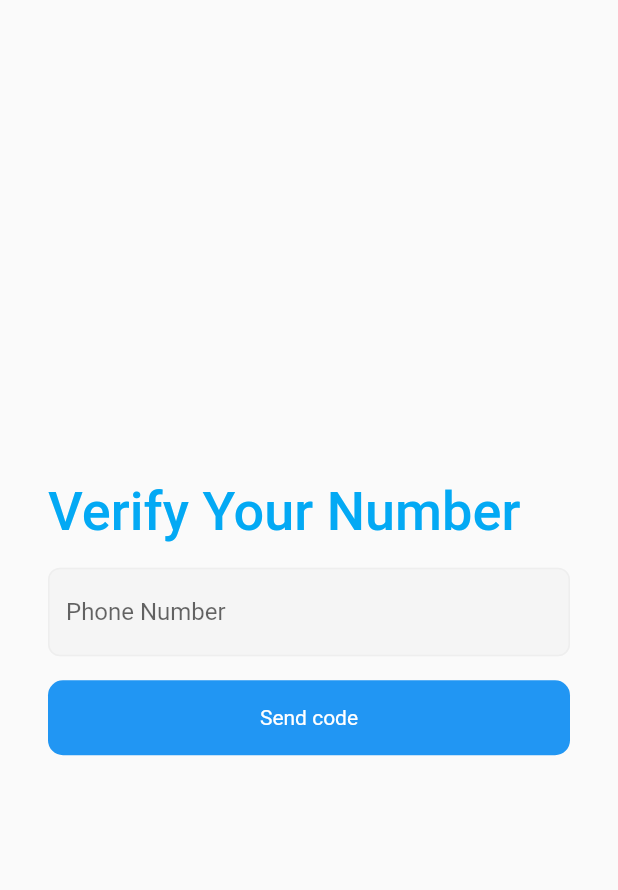
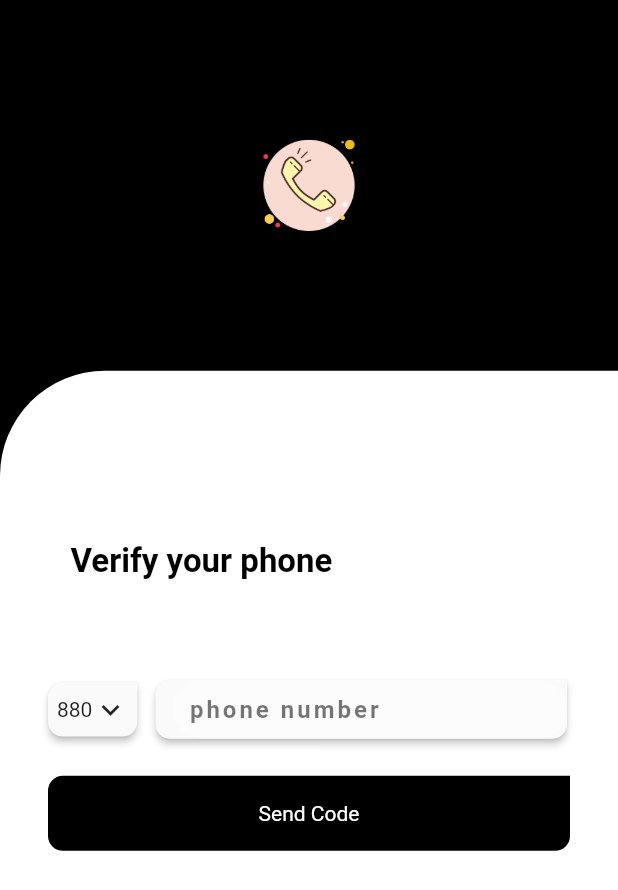
Before and after one commit to tonujewel/phone_auth_firebase_getx, a Flutter app: the screen it shows after launch, on a phone screen of 412 x 824 dp. Shown: the top 890 px of the screen. Run offline on Flutter 3.47's test engine with Material 2 defaults, Android fonts, the phone set to English and light mode, and no system bars; our stand-ins replace country_picker, firebase_auth, firebase_core, get, google_fonts, pinput; accounts and stored records are empty.

Commit message:
ui update

```diff
--- /dev/null
+++ b/lib/components/background.dart
@@ -0,0 +1,53 @@
+
+import 'package:flutter/material.dart';
+
+// ignore: must_be_immutable
+class CustomBackground extends StatelessWidget {
+  Widget child;
+  double whiteContainerHeight;
+  double blackContainerHeight;
+
+  CustomBackground({this.child, this.whiteContainerHeight});
+
+  @override
+  Widget build(BuildContext context) {
+    Size size = MediaQuery.of(context).size;
+    if (whiteContainerHeight != null) {
+      blackContainerHeight = 1 - whiteContainerHeight;
+    }
+    return Container(
+      color: Colors.black,
+      child: Stack(
+        children: [
+          SingleChildScrollView(
+            child: Align(
+              child: Column(
+                children: [
+                  Container(
+                    height: whiteContainerHeight == null ? size.height * .3 : size.height * blackContainerHeight,
+                    width: size.width,
+                    child: Center(
+                      child: Image.asset(
+                        "assets/images/phone.png",
+                        height: 80,
+                      ),
+                    ),
+                  ),
+                  Container(
+                    height: whiteContainerHeight == null ? size.height * .7 : size.height * whiteContainerHeight,
+                    width: size.width,
+                    decoration: BoxDecoration(
+                      borderRadius: BorderRadius.only(topLeft: Radius.circular(70.0)),
+                      color: Colors.white,
+                    ),
+                  )
+                ],
+              ),
+            ),
+          ),
+          Positioned.fill(child: child)
+        ],
+      ),
+    );
+  }
+}
--- a/lib/utils/loading_button.dart
+++ b/lib/components/loading_button.dart
@@ -39,7 +39,8 @@ class _LoadingButtonState extends State<LoadingButton> {
     decoration = widget.decoration ??
         BoxDecoration(
           color: widget.backgroundColor ?? Theme.of(context).primaryColor,
-          borderRadius: BorderRadius.circular(10),
+          borderRadius: BorderRadius.only(topLeft: Radius.circular(10.0),bottomLeft: Radius.circular(10.0),bottomRight: Radius.circular(10.0)),
+          // borderRadius: BorderRadius.circular(10),
         );
   }
 
--- /dev/null
+++ b/lib/components/text_field_with_shadow.dart
@@ -0,0 +1,64 @@
+import 'package:flutter/material.dart';
+
+// ignore: must_be_immutable
+class TextFieldWithShadow extends StatelessWidget {
+  String hintText;
+  String label;
+  TextEditingController controller;
+  Color mFillColor;
+  double radius;
+  double height;
+  TextInputType keyboardType;
+  bool isEditable;
+
+  TextFieldWithShadow(
+      {Key key,
+      @required this.controller,
+      this.hintText,
+      this.label,
+      this.mFillColor,
+      this.radius,
+      this.height,
+      this.keyboardType,
+      this.isEditable})
+      : super(key: key);
+
+  @override
+  Widget build(BuildContext context) {
+    return Container(
+      height: height == null ? null : height,
+      padding: EdgeInsets.only(right: 2, left: 2),
+      child: Material(
+        elevation: 2,
+        shadowColor: Colors.black,
+        shape: RoundedRectangleBorder(
+            // borderRadius: BorderRadius.circular(radius == null ? 10 : radius)
+          borderRadius: BorderRadius.only(topLeft: Radius.circular(10.0),bottomLeft: Radius.circular(10.0),bottomRight: Radius.circular(10.0)),
+        ),
+        child: Padding(
+          padding: const EdgeInsets.only(left: 12),
+          child: TextFormField(
+            enabled: isEditable==null?true:isEditable,
+            controller: controller,
+            keyboardType:
+                keyboardType == null ? TextInputType.text : keyboardType,
+            decoration: InputDecoration(
+                hintText: hintText,
+                labelText: label,
+                isDense: true,
+                contentPadding: EdgeInsets.fromLTRB(10, 20, 10, 0),
+                hintStyle: TextStyle(
+                    letterSpacing: 2,
+                    color: Colors.black54,
+                    fontWeight: FontWeight.bold),
+                fillColor: mFillColor == null ? Colors.white30 : mFillColor,
+                filled: true,
+                border: OutlineInputBorder(
+                    borderRadius: BorderRadius.circular(30),
+                    borderSide: BorderSide.none)),
+          ),
+        ),
+      ),
+    );
+  }
+}
--- a/lib/main.dart
+++ b/lib/main.dart
@@ -1,21 +1,30 @@
+import 'package:firebase_core/firebase_core.dart';
 import 'package:flutter/material.dart';
+import 'package:flutter_firebase_auth_getx/views/splash/splash_screen.dart';
 import 'package:get/get.dart';
-import 'package:phone_auth_firebase_getx/views/phone_number.dart';
+import 'package:google_fonts/google_fonts.dart';
 
-void main() {
+void main() async {
+  WidgetsFlutterBinding.ensureInitialized();
+  await Firebase.initializeApp();
   runApp(MyApp());
 }
 
 class MyApp extends StatelessWidget {
+  // This widget is the root of your application.
   @override
   Widget build(BuildContext context) {
     return GetMaterialApp(
-      title: 'Firebase Phone Auth Demo',
+      title: 'Flutter Demo',
       theme: ThemeData(
         primarySwatch: Colors.blue,
+        visualDensity: VisualDensity.adaptivePlatformDensity,
+        textTheme: GoogleFonts.robotoTextTheme(
+          Theme.of(context).textTheme,
+        ),
       ),
-      home: PhoneNumber(),
-   //   home: MyHomePage(title: 'Phone Authentication'),
+      home: SplashScreen(),
+      // home: SplashScreen(),
     );
   }
 }
--- a/lib/views/phone_number.dart
+++ /dev/null
@@ -1,70 +0,0 @@
-import 'package:flutter/material.dart';
-import 'package:get/get.dart';
-import 'package:phone_auth_firebase_getx/controllers/auth_controller.dart';
-import 'package:phone_auth_firebase_getx/utils/loading_button.dart';
-
-class PhoneNumber extends StatelessWidget {
-  AuthController authController = Get.put(AuthController());
-
-  @override
-  Widget build(BuildContext context) {
-    return Scaffold(
-      body: Container(
-        padding: EdgeInsets.all(32),
-        child: Form(
-          child: Column(
-            crossAxisAlignment: CrossAxisAlignment.start,
-            mainAxisAlignment: MainAxisAlignment.center,
-            children: <Widget>[
-              Text(
-                "Verify Your Number",
-                style: TextStyle(color: Colors.lightBlue, fontSize: 36, fontWeight: FontWeight.w500),
-              ),
-              SizedBox(
-                height: 16,
-              ),
-              TextFormField(
-                //  keyboardType: TextInputType.number,
-                decoration: InputDecoration(
-                    enabledBorder: OutlineInputBorder(
-                        borderRadius: BorderRadius.all(Radius.circular(8)),
-                        borderSide: BorderSide(color: Colors.grey[200])),
-                    focusedBorder: OutlineInputBorder(
-                        borderRadius: BorderRadius.all(Radius.circular(8)),
-                        borderSide: BorderSide(color: Colors.grey[300])),
-                    filled: true,
-                    fillColor: Colors.grey[100],
-                    hintText: "Phone Number"),
-                controller: authController.phoneNumberController,
-              ),
-              SizedBox(height: 16),
-              Container(
-                  width: double.infinity,
-                  child: Obx(() {
-                    return LoadingButton(
-                      isLoading: authController.isLoading(),
-                      defaultStyle: true,
-                      onPressed: () {
-                        authController.submitPhoneNumber();
-                      },
-                      backgroundColor: Colors.blue,
-                      child: Container(
-                          height: 30,
-                          width: 30,
-                          alignment: Alignment.center,
-                          child: Text(
-                            'Send code',
-                            style: TextStyle(
-                                color: Colors.white,
-
-                            ),
-                          )),
-                    );
-                  }))
-            ],
-          ),
-        ),
-      ),
-    );
-  }
-}
--- /dev/null
+++ b/lib/views/phone_number/phone_number_screen.dart
@@ -0,0 +1,102 @@
+import 'package:country_picker/country_picker.dart';
+import 'package:flutter/material.dart';
+import 'package:flutter_firebase_auth_getx/components/background.dart';
+import 'package:flutter_firebase_auth_getx/components/loading_button.dart';
+import 'package:flutter_firebase_auth_getx/components/text_field_with_shadow.dart';
+import 'package:flutter_firebase_auth_getx/controllers/auth_controller.dart';
+import 'package:flutter_firebase_auth_getx/views/otp_screen/otp_screen.dart';
+import 'package:get/get.dart';
+
+class PhoneNumber extends StatelessWidget {
+  final AuthController authController = Get.put(AuthController());
+
+  @override
+  Widget build(BuildContext context) {
+    Size size = MediaQuery.of(context).size;
+
+    return Scaffold(
+      body: CustomBackground(
+        child: SingleChildScrollView(
+          child: Container(
+            padding: EdgeInsets.all(32),
+            child: Column(
+              children: [
+                SizedBox(height: size.height * .4),
+                Row(
+                  children: [
+                    SizedBox(width: 15),
+                    Text(
+                      'Verify your phone ',
+                      style: TextStyle(color: Colors.black, fontWeight: FontWeight.bold, fontSize: 22),
+                    ),
+                  ],
+                ),
+                SizedBox(height: size.height * .08),
+                Row(
+                  children: [
+                    Material(
+                      elevation: 2,
+                      shadowColor: Colors.black,
+                      shape: RoundedRectangleBorder(
+                        borderRadius: BorderRadius.only(
+                          topLeft: Radius.circular(10.0),
+                          bottomLeft: Radius.circular(10.0),
+                          bottomRight: Radius.circular(10.0),
+                        ),
+                      ),
+                      child: Container(
+                        padding: EdgeInsets.all(6),
+                        child: GestureDetector(
+                          onTap: () {
+                            authController.countryPickerDialog(context);
+                          },
+                          child: Row(
+                            children: [
+                              Text(authController.countryCode == null ? '880' : authController.countryCode),
+                              Icon(Icons.keyboard_arrow_down),
+                            ],
+                          ),
+                        ),
+                      ),
+                    ),
+                    SizedBox(width: 10),
+                    Expanded(
+                      child: TextFieldWithShadow(
+                        controller: authController.phoneNumberController,
+                        hintText: 'phone number',
+                        keyboardType: TextInputType.numberWithOptions(),
+                      ),
+                    )
+                  ],
+                ),
+                SizedBox(height: size.height * .03),
+
+                Obx((){
+                  return LoadingButton(
+                    isLoading: authController.isLoading(),
+                    defaultStyle: true,
+                    onPressed: () {
+                      authController.submitPhoneNumber();
+                    },
+                    backgroundColor: Colors.black,
+                    child: Container(
+                      height: 30,
+                      alignment: Alignment.center,
+                      child: Text(
+                        'Send Code',
+                        style: TextStyle(
+                          color: Colors.white,
+                        ),
+                      ),
+                    ),
+                  );
+                })
+
+              ],
+            ),
+          ),
+        ),
+      ),
+    );
+  }
+}
```
Also changed, not shown: lib/controllers/auth_controller.dart (+83 -58 lines), lib/controllers/splash_controller.dart (added, +13 -0 lines), lib/utils/AppConstant.dart (added, +20 -0 lines), lib/views/home/home_screen.dart (added, +25 -0 lines), lib/views/otp_page.dart (deleted, +0 -70 lines), lib/views/otp_screen/otp_screen.dart (added, +102 -0 lines), lib/views/splash/splash_screen.dart (added, +29 -0 lines), pubspec.yaml (+16 -9 lines), assets/images/logo.jpg (added), assets/images/phone.png (added), pubspec.lock, 12 other files.
